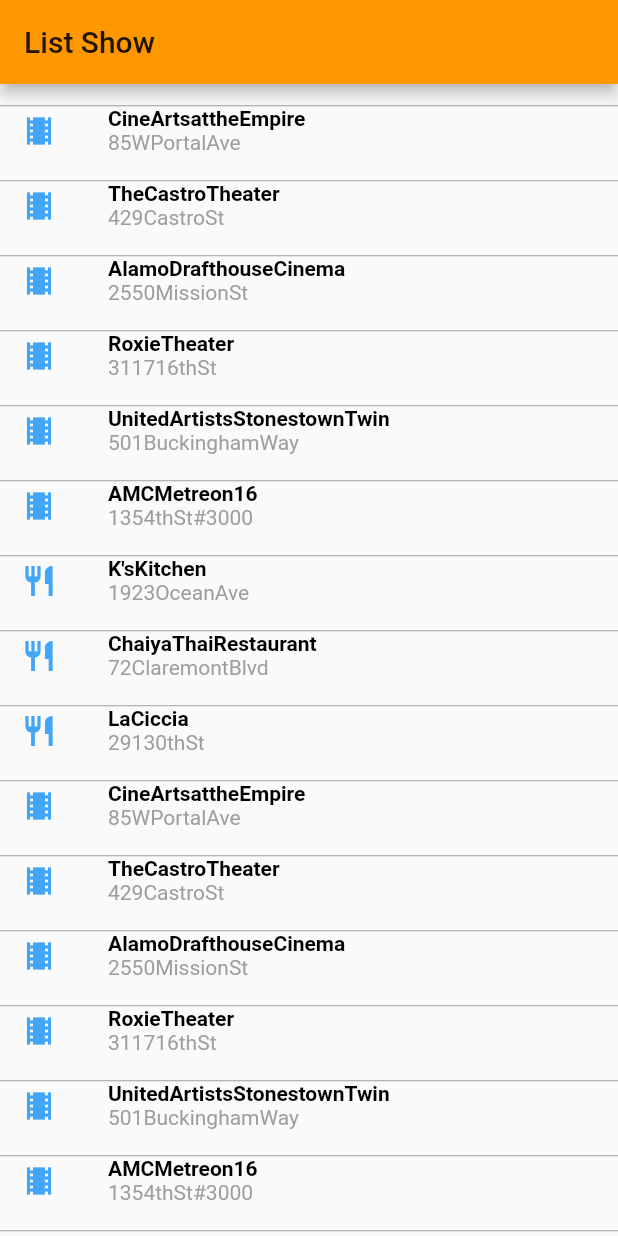
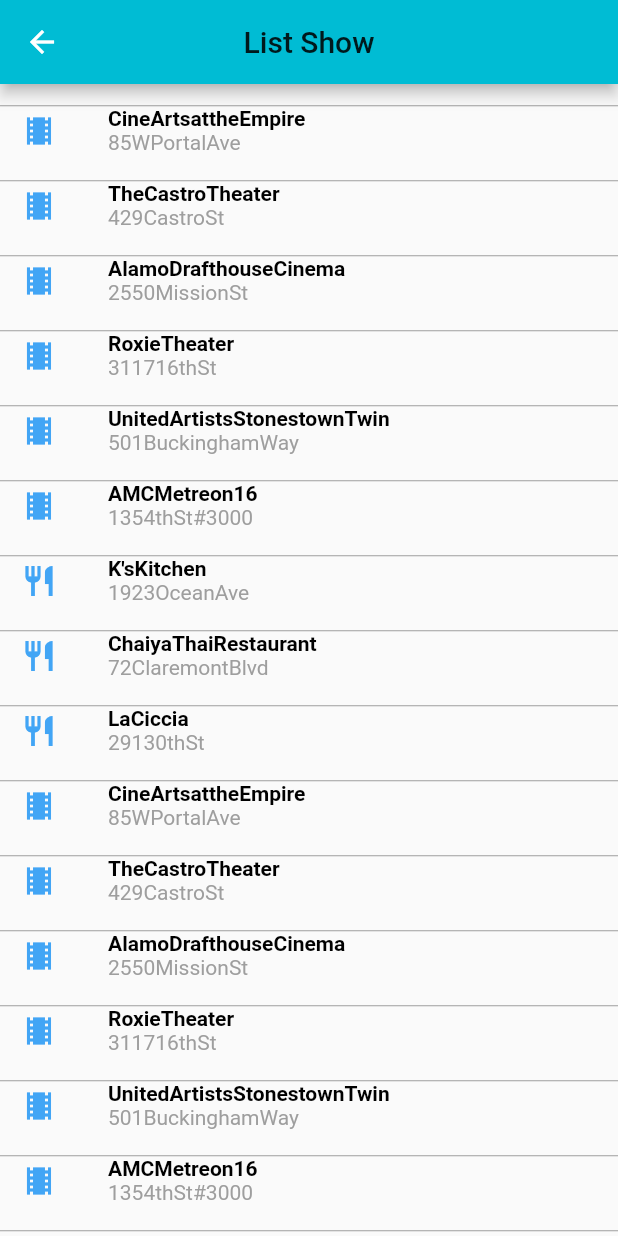
Before and after one commit to blazeqin/flutter_learn_demo, a Flutter app: the screen it shows after launch, after a tap on the "list" icon, on a phone screen of 412 x 824 dp. Run offline on Flutter 3.47's test engine with Material 2 defaults, Android fonts, the phone set to English and light mode, and no system bars.

Commit message:
添加返回按钮；自定义的有问题

```diff
--- a/lib/main.dart
+++ b/lib/main.dart
@@ -92,42 +92,61 @@ class ADemoPageState extends State<ADemoPage> {
 
   void _toListPage() {
     Navigator.of(context).push(MaterialPageRoute(builder: (context) {
-      return MaterialApp(
-          title: "List show",
-        theme: ThemeData(
-          primaryColor: Colors.orange,
-        ),
-        home: Scaffold(
-          appBar: AppBar(
-            title: Text("List Show"),
-          ),
-          body:ListView.builder(
-            padding: const EdgeInsets.only(top: 14.0),//只是设置了整个列表的padding
-            scrollDirection: Axis.vertical,
-            itemExtent: 50.0,//设置了item的高度，必须设置scrollDirection才能生效
-            itemCount: _buildings.length,
-            itemBuilder: (context, index){
-              return _ItemView(index, _buildings[index]);
-            },
-          ),
-        )
-      );
+      return _ListPage();
     }));
   }
 }
 
-class _ItemView extends StatelessWidget{
+class _ListPage extends StatelessWidget {
+  @override
+  Widget build(BuildContext context) {
+    return Scaffold(
+      appBar: AppBar(
+        title: Text("List Show"),
+        centerTitle: true,
+        leading: Builder(builder: (context) {
+          return IconButton(
+              icon: Icon(
+                Icons.arrow_back,
+                color: Colors.white,
+              ),
+//                    tooltip: "a back button",
+              onPressed: () {
+                Navigator.pop(context);
+              });
+        }),
+      ),
+      body: ListView.builder(
+        padding: const EdgeInsets.only(top: 14.0),
+        //只是设置了整个列表的padding
+        scrollDirection: Axis.vertical,
+        itemExtent: 50.0,
+        //设置了item的高度，必须设置scrollDirection才能生效
+        itemCount: _buildings.length,
+        itemBuilder: (context, index) {
+          return _ItemView(index, _buildings[index]);
+        },
+      ),
+    );
+  }
+}
+
+class _ItemView extends StatelessWidget {
   final position;
   final Building building;
+
   _ItemView(this.position, this.building);
+
   @override
   Widget build(BuildContext context) {
     final widget = Row(
       children: <Widget>[
         Container(
           margin: EdgeInsets.only(left: 14.0, right: 34.0),
-          child:Icon(
-            building.type == BuildingType.restaurant ? Icons.restaurant : Icons.theaters,
+          child: Icon(
+            building.type == BuildingType.restaurant
+                ? Icons.restaurant
+                : Icons.theaters,
             color: Colors.blue[400],
           ),
         ),
@@ -135,8 +154,17 @@ class _ItemView extends StatelessWidget{
           child: Column(
             crossAxisAlignment: CrossAxisAlignment.start,
             children: <Widget>[
-              Text(building.title,style: TextStyle(fontWeight: FontWeight.bold, color: Colors.black, fontSize: 14.0),),
-              Text(building.address, style: TextStyle(color: Colors.grey[500]),),
+              Text(
+                building.title,
+                style: TextStyle(
+                    fontWeight: FontWeight.bold,
+                    color: Colors.black,
+                    fontSize: 14.0),
+              ),
+              Text(
+                building.address,
+                style: TextStyle(color: Colors.grey[500]),
+              ),
             ],
           ),
         ),
@@ -145,7 +173,7 @@ class _ItemView extends StatelessWidget{
     //一般来说，为了监听手势事件，我们使用 GestureDetector。但这里为了在点击的时候有个
     //水波纹效果，使用的是 InkWell。
     return InkWell(
-      onTap: ()=>listener(position),
+      onTap: () => listener(position),
       child: Column(
         children: <Widget>[
           Divider(
```
